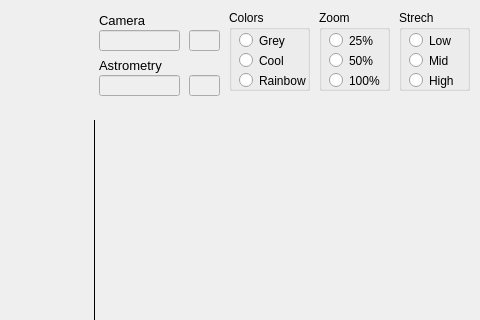
Qt form mountwizzard/gui/image_dialog_ui.ui (sayitfast/MountWizzard3) before a commit; both pictures show x 311 to 791 and y 0 to 320 of the 791 by 641 pixel window.
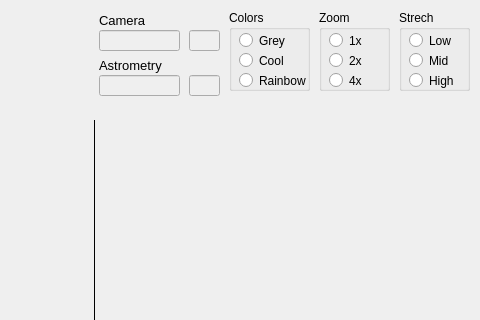
The same form after that commit.

Commit message: bugfix kept solveImage as static which it isn't

The edit to the form file:
```diff
--- a/mountwizzard/gui/image_dialog_ui.ui
+++ b/mountwizzard/gui/image_dialog_ui.ui
@@ -142,7 +142,7 @@
      </rect>
     </property>
     <property name="text">
-     <string>25%</string>
+     <string>1x</string>
     </property>
    </widget>
    <widget class="QRadioButton" name="btn_size50">
@@ -155,7 +155,7 @@
      </rect>
     </property>
     <property name="text">
-     <string>50%</string>
+     <string>2x</string>
     </property>
    </widget>
    <widget class="QRadioButton" name="btn_size100">
@@ -168,7 +168,7 @@
      </rect>
     </property>
     <property name="text">
-     <string>100%</string>
+     <string>4x</string>
     </property>
    </widget>
   </widget>
```
The commit also changes 4 other files.
